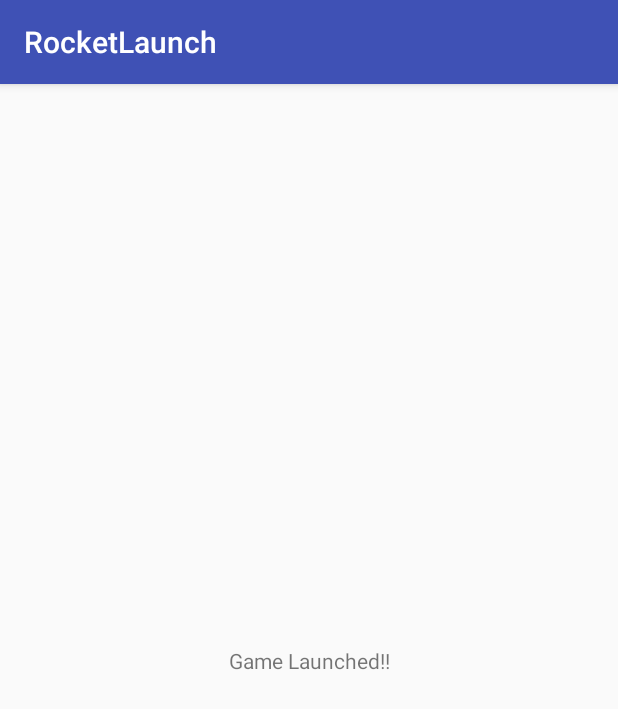
After one commit to Nik286/RocketLaunch, an Android app: the GameActivity screen opened directly, with no data from a screen before it, on a phone screen of 412 x 824 dp. The commit adds this screen. Shown: the top 709 px of the screen. Run offline under Robolectric (Android 15) with nearby library versions, the phone set to English and light mode, and no system bars.

Commit message:
Add game activity and launcher method

```diff
--- a/app/src/main/AndroidManifest.xml
+++ b/app/src/main/AndroidManifest.xml
@@ -16,6 +16,7 @@
                 <category android:name="android.intent.category.LAUNCHER" />
             </intent-filter>
         </activity>
+        <activity android:name=".GameActivity"></activity>
     </application>
 
 </manifest>
--- /dev/null
+++ b/app/src/main/java/com/example/nikol/rocketlaunch/GameActivity.java
@@ -0,0 +1,13 @@
+package com.example.nikol.rocketlaunch;
+
+import android.support.v7.app.AppCompatActivity;
+import android.os.Bundle;
+
+public class GameActivity extends AppCompatActivity {
+
+    @Override
+    protected void onCreate(Bundle savedInstanceState) {
+        super.onCreate(savedInstanceState);
+        setContentView(R.layout.activity_game);
+    }
+}
--- a/app/src/main/java/com/example/nikol/rocketlaunch/MainActivity.java
+++ b/app/src/main/java/com/example/nikol/rocketlaunch/MainActivity.java
@@ -1,7 +1,9 @@
 package com.example.nikol.rocketlaunch;
 
+import android.content.Intent;
 import android.support.v7.app.AppCompatActivity;
 import android.os.Bundle;
+import android.view.View;
 
 public class MainActivity extends AppCompatActivity {
 
@@ -10,4 +12,9 @@ public class MainActivity extends AppCompatActivity {
         super.onCreate(savedInstanceState);
         setContentView(R.layout.activity_main);
     }
+
+    public void launchGame(View view) {
+        Intent intent = new Intent(this, GameActivity.class);
+        startActivity(intent);
+    }
 }
--- /dev/null
+++ b/app/src/main/res/layout/activity_game.xml
@@ -0,0 +1,18 @@
+<?xml version="1.0" encoding="utf-8"?>
+<android.support.constraint.ConstraintLayout xmlns:android="http://schemas.android.com/apk/res/android"
+    xmlns:app="http://schemas.android.com/apk/res-auto"
+    xmlns:tools="http://schemas.android.com/tools"
+    android:layout_width="match_parent"
+    android:layout_height="match_parent"
+    tools:context="com.example.nikol.rocketlaunch.GameActivity">
+
+
+    <TextView
+        android:layout_width="wrap_content"
+        android:layout_height="wrap_content"
+        android:text="Game Launched!!"
+        app:layout_constraintBottom_toBottomOf="parent"
+        app:layout_constraintLeft_toLeftOf="parent"
+        app:layout_constraintRight_toRightOf="parent"
+        app:layout_constraintTop_toTopOf="parent" />
+</android.support.constraint.ConstraintLayout>
```
